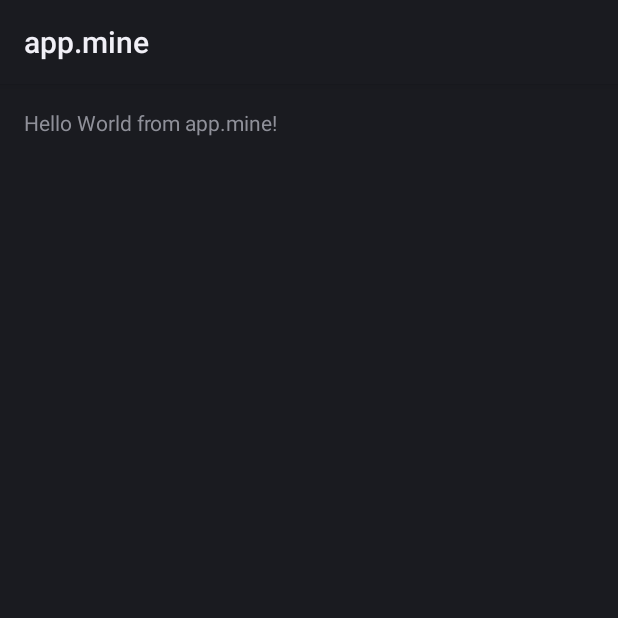
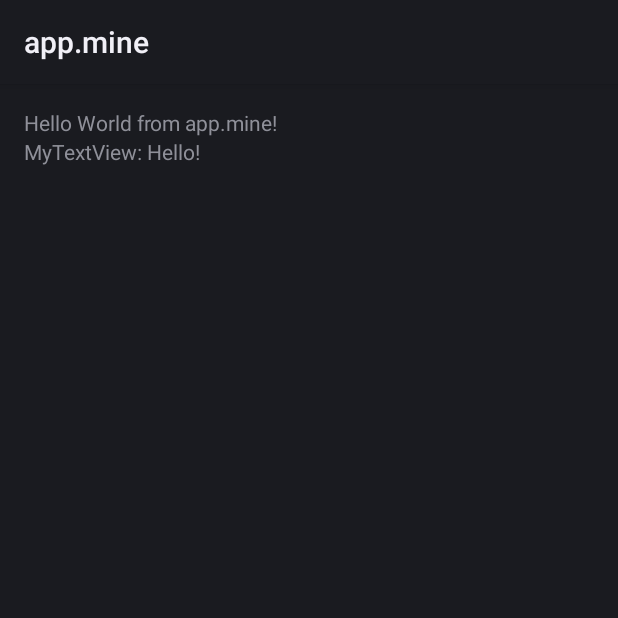
Before and after one commit to wequick/Small, an Android app: the fragment MainFragment shown on its own in the app's theme, on a phone screen of 412 x 824 dp, the top half of it. Run offline under Robolectric (Android 15) with nearby library versions, the phone set to English and light mode, and no system bars.

Commit message:
Support plugin styleable and fix lib module resource ids

```diff
--- a/Android/Sample/app.mine/build.gradle
+++ b/Android/Sample/app.mine/build.gradle
@@ -22,4 +22,6 @@ android {
 dependencies {
     compile fileTree(dir: 'libs', include: ['*.jar'])
     testCompile 'junit:junit:4.12'
+
+    compile project(':lib.utils')
 }
--- a/Android/Sample/app.mine/src/main/res/layout/fragment_main.xml
+++ b/Android/Sample/app.mine/src/main/res/layout/fragment_main.xml
@@ -1,5 +1,7 @@
 <RelativeLayout xmlns:android="http://schemas.android.com/apk/res/android"
-    xmlns:tools="http://schemas.android.com/tools" android:layout_width="match_parent"
+    xmlns:tools="http://schemas.android.com/tools"
+    xmlns:app="http://schemas.android.com/apk/res-auto"
+    android:layout_width="match_parent"
     android:layout_height="match_parent" android:paddingLeft="@dimen/activity_horizontal_margin"
     android:paddingRight="@dimen/activity_horizontal_margin"
     android:paddingTop="@dimen/activity_vertical_margin"
@@ -9,4 +11,10 @@
     <TextView android:id="@+id/section_label" android:layout_width="wrap_content"
         android:layout_height="wrap_content" />
 
+    <net.wequick.example.small.lib.utils.MyTextView
+        android:layout_width="wrap_content"
+        android:layout_height="wrap_content"
+        android:layout_below="@id/section_label"
+        app:label="Hello!" />
+
 </RelativeLayout>
--- /dev/null
+++ b/Android/Sample/lib.utils/src/main/java/net/wequick/example/small/lib/utils/MyTextView.java
@@ -0,0 +1,36 @@
+package net.wequick.example.small.lib.utils;
+
+import android.content.Context;
+import android.content.res.TypedArray;
+import android.util.AttributeSet;
+import android.widget.TextView;
+
+/**
+ * Created by leon on 2016/2/17.
+ */
+public class MyTextView extends TextView {
+    public MyTextView(Context context) {
+        super(context);
+        init(context, null);
+    }
+
+    public MyTextView(Context context, AttributeSet attrs) {
+        super(context, attrs);
+        init(context, attrs);
+    }
+
+    public MyTextView(Context context, AttributeSet attrs, int defStyleAttr) {
+        super(context, attrs, defStyleAttr);
+        init(context, attrs);
+    }
+
+    private void init(Context context,AttributeSet attrs) {
+        if (attrs == null) {
+            return;
+        }
+
+        TypedArray ta = context.obtainStyledAttributes(attrs, R.styleable.MyTextView);
+        String label = ta.getString(R.styleable.MyTextView_label);
+        setText("MyTextView: " + label);
+    }
+}
--- /dev/null
+++ b/Android/Sample/lib.utils/src/main/res/values/attrs.xml
@@ -0,0 +1,6 @@
+<?xml version="1.0" encoding="utf-8"?>
+<resources>
+    <declare-styleable name="MyTextView">
+        <attr name="label" format="string"/>
+    </declare-styleable>
+</resources>
--- a/Android/Sample/lib.utils/src/main/res/values/strings.xml
+++ b/Android/Sample/lib.utils/src/main/res/values/strings.xml
@@ -1,5 +1,6 @@
 <resources>
     <string name="app_name">Lib.utils</string>
     <string name="s_util_aa">aaa</string>
+    <string name="s_util_bb">bbb</string>
     <string name="s_util_hello">Hello World from lib.utils!</string>
 </resources>
```
Also changed, not shown: 6 other files.
